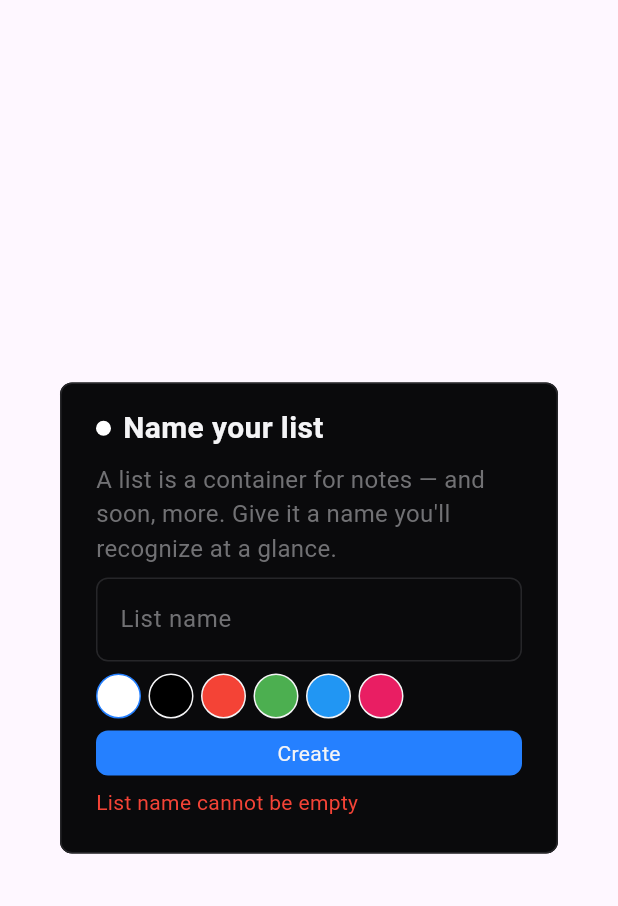
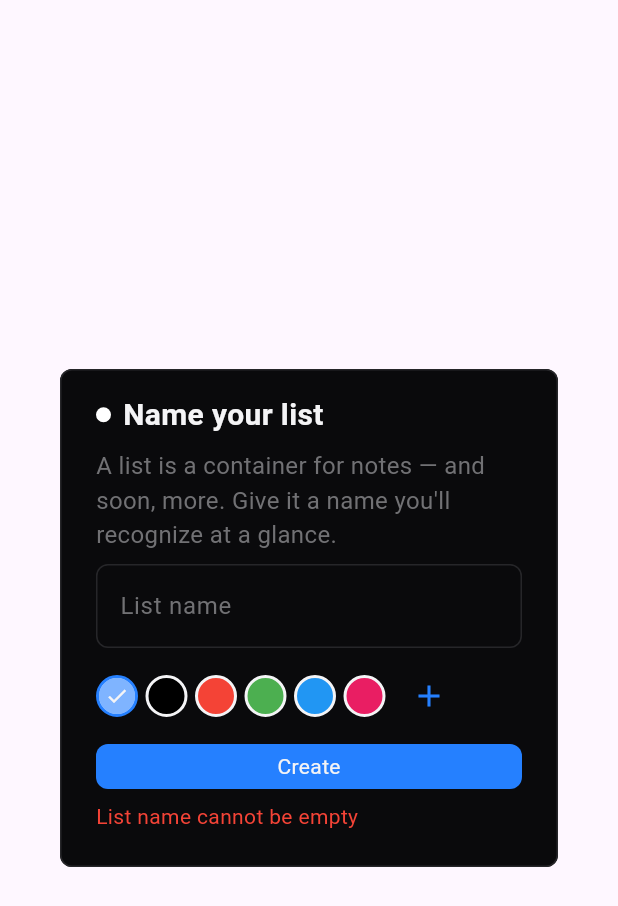
Before and after one commit to hazemxiii/ink, a Flutter app: the AddListDialog widget shown alone on an empty page, opened directly, after a tap on "Create", on a phone screen of 412 x 824 dp. Shown: the top 906 px of the screen. Run offline on Flutter 3.47's test engine with Material 3 defaults, Android fonts, the phone set to English and light mode, and no system bars; our stand-ins replace flutter_riverpod, go_router, shared_preferences, shimmer; missing offline and left inert: flex_color_picker; accounts and stored records are empty.

Commit message:
checkpoint: update_list

```diff
--- a/lib/features/lists/data/models/ink_list.dart
+++ b/lib/features/lists/data/models/ink_list.dart
@@ -58,6 +58,7 @@ class InkList {
   InkList copyWith({
     String? id,
     String? name,
+    Color? color,
     List<Note>? notes,
     DateTime? createdAt,
     DateTime? updatedAt,
@@ -65,6 +66,7 @@ class InkList {
     return InkList(
       id: id ?? _id,
       name: name ?? _name,
+      color: color ?? _color,
       notes: notes ?? _notes,
       createdAt: createdAt ?? _createdAt,
       updatedAt: updatedAt ?? _updatedAt,
--- a/lib/features/lists/presentation/ui/add_list_dialog/add_list_dialog.dart
+++ b/lib/features/lists/presentation/ui/add_list_dialog/add_list_dialog.dart
@@ -5,6 +5,8 @@ import 'package:ink/core/widgets/ink_button.dart';
 import 'package:ink/core/widgets/text_input.dart';
 import 'package:ink/features/lists/data/models/ink_list.dart';
 import 'package:ink/features/lists/presentation/ui/add_list_dialog/color_picker_row.dart';
+import 'package:ink/features/lists/presentation/viewmodels/list_viewmodel.dart';
+import 'package:ink/features/lists/presentation/viewmodels/lists_viewmodel.dart';
 
 class AddListDialog extends ConsumerStatefulWidget {
   const AddListDialog({super.key, this.list});
@@ -28,24 +30,6 @@ class _AddListDialogState extends ConsumerState<AddListDialog> {
     if (_isEditing) {
       _nameController.text = widget.list!.name;
     }
-  }
-
-  Future<void> addList() async {
-    if (_isLoading) return;
-    if (_nameController.text.isEmpty) {
-      setState(() {
-        _error = "List name cannot be empty";
-      });
-      return;
-    }
-    setState(() {
-      _isLoading = true;
-      _error = null;
-    });
-    print(_nameController.text);
-    setState(() {
-      _isLoading = false;
-    });
   }
 
   @override
@@ -83,12 +67,11 @@ class _AddListDialogState extends ConsumerState<AddListDialog> {
           ),
           TextInput(
             textInputAction: TextInputAction.done,
-            onSubmitted: (v) => addList(),
+            onSubmitted: (v) => _onSubmit(),
             controller: _nameController,
             label: "List name",
             textC: theme.mainC,
           ),
-          // TODO pick color
           ColorPickerRow(
             selectedColor: _selectedColor,
             onColorChanged: (c) {
@@ -98,8 +81,8 @@ class _AddListDialogState extends ConsumerState<AddListDialog> {
             },
           ),
           InkButton(
-            onTap: addList,
-            text: "Create",
+            onTap: _onSubmit,
+            text: _isEditing ? "Save" : "Create",
             backC: theme.mainC,
             textC: theme.textC,
             isLoading: _isLoading,
@@ -113,4 +96,51 @@ class _AddListDialogState extends ConsumerState<AddListDialog> {
       ),
     );
   }
+
+  Future<void> _onSubmit() async {
+    if (_isLoading) return;
+    if (_nameController.text.isEmpty) {
+      setState(() {
+        _error = "List name cannot be empty";
+      });
+      return;
+    }
+    setState(() {
+      _isLoading = true;
+      _error = null;
+    });
+    try {
+      if (_isEditing) {
+        await ref
+            .read(listViewmodelProvider(widget.list!.id).notifier)
+            .updateList(
+              widget.list!.copyWith(
+                name: _nameController.text,
+                color: _selectedColor,
+              ),
+            );
+      } else {
+        await ref
+            .read(listsViewmodelProvider.notifier)
+            .addList(
+              InkList(
+                name: _nameController.text,
+                color: _selectedColor,
+                id: '',
+                notes: [],
+                createdAt: DateTime.now(),
+                updatedAt: DateTime.now(),
+              ),
+            );
+      }
+      if (mounted) Navigator.pop(context);
+    } catch (e) {
+      setState(() {
+        _error = e.toString();
+      });
+    }
+    setState(() {
+      _isLoading = false;
+    });
+  }
 }
--- a/lib/features/lists/presentation/ui/add_list_dialog/color_picker_row.dart
+++ b/lib/features/lists/presentation/ui/add_list_dialog/color_picker_row.dart
@@ -1,3 +1,4 @@
+import 'package:flex_color_picker/flex_color_picker.dart';
 import 'package:flutter/material.dart';
 import 'package:flutter_riverpod/flutter_riverpod.dart';
 import 'package:ink/core/viewmodels/theme_viewmodel.dart';
@@ -24,37 +25,107 @@ class _ColorPickerRowState extends ConsumerState<ColorPickerRow> {
     Colors.blue,
     Colors.pink,
   ];
+  Color? _customColor;
+
+  @override
+  void initState() {
+    if (!_colors.contains(widget.selectedColor)) {
+      _customColor = widget.selectedColor;
+    }
+    super.initState();
+  }
+
   @override
   Widget build(BuildContext context) {
-    final theme = ref.watch(themeViewmodelProvider);
     return SingleChildScrollView(
       scrollDirection: Axis.horizontal,
       child: Row(
         spacing: 5,
         children: [
-          ..._colors.map((c) {
+          ..._colors.map(_colorWidget),
+          if (_customColor != null) _colorWidget(_customColor!),
+          _addNewColorButton(),
+        ],
+      ),
+    );
+  }
+
+  Widget _colorWidget(Color c) {
+    final theme = ref.watch(themeViewmodelProvider);
     return InkWell(
       hoverColor: Colors.transparent,
       highlightColor: Colors.transparent,
       splashColor: Colors.transparent,
       onTap: () => widget.onColorChanged(c),
       child: Container(
-                width: 30,
-                height: 30,
+        width: 28,
+        height: 28,
         decoration: BoxDecoration(
           shape: BoxShape.circle,
           color: c,
           border: Border.all(
-                    color: widget.selectedColor == c
-                        ? theme.mainC
-                        : theme.textC,
+            width: 2,
+            color: widget.selectedColor == c ? theme.mainC : theme.textC,
+          ),
+        ),
+        child: Visibility(
+          visible: widget.selectedColor == c,
+          child: Container(
+            decoration: BoxDecoration(
+              color: theme.mainC.withAlpha(150),
+              shape: BoxShape.circle,
+            ),
+            child: Icon(Icons.check, color: theme.textC, size: 16),
           ),
         ),
       ),
     );
-          }),
-        ],
+  }
+
+  Widget _addNewColorButton() {
+    final theme = ref.watch(themeViewmodelProvider);
+    return IconButton(
+      color: theme.mainC,
+      onPressed: () async {
+        final newColor = await _getNewColor();
+        setState(() {
+          if (_colors.contains(newColor)) {
+            widget.onColorChanged(newColor);
+          } else {
+            _customColor = newColor;
+            widget.onColorChanged(_customColor!);
+          }
+        });
+      },
+      icon: const Icon(Icons.add),
+    );
+  }
+
+  Future<Color> _getNewColor() async {
+    final theme = ref.read(themeViewmodelProvider);
+    return await showColorPickerDialog(
+      context,
+      _customColor ?? theme.mainC,
+      backgroundColor: theme.backC,
+      shape: RoundedRectangleBorder(
+        borderRadius: BorderRadius.circular(8),
+        side: BorderSide(color: theme.borderC),
       ),
+      showColorCode: true,
+      colorCodeHasColor: true,
+      actionButtons: ColorPickerActionButtons(
+        dialogOkButtonStyle: ButtonStyle(
+          foregroundColor: WidgetStatePropertyAll(theme.mainC),
+        ),
+        dialogCancelButtonStyle: ButtonStyle(
+          foregroundColor: WidgetStatePropertyAll(theme.textC),
+        ),
+      ),
+      pickersEnabled: <ColorPickerType, bool>{
+        ColorPickerType.wheel: true,
+        ColorPickerType.accent: false,
+        ColorPickerType.primary: false,
+      },
     );
   }
 }
--- a/pubspec.yaml
+++ b/pubspec.yaml
@@ -42,6 +42,7 @@ dependencies:
   shimmer: ^3.0.0
   fpdart: ^1.2.0
   intl: ^0.20.3
+  flex_color_picker: ^3.8.0
 
 dev_dependencies:
   flutter_test:
```
Also changed, not shown: lib/core/exceptions/ink_exception.dart (added, +9 -0 lines), lib/core/services/api_service.dart (+34 -13 lines), lib/features/lists/data/datasources/remote_lists_datasource.dart (+29 -8 lines), lib/features/lists/data/repositories/lists_repository_impl.dart (+6 -9 lines), lib/features/lists/presentation/ui/list_page/list_header_widget.dart (+15 -0 lines), lib/features/lists/presentation/viewmodels/list_viewmodel.dart (+10 -0 lines), lib/features/lists/presentation/viewmodels/lists_viewmodel.dart (+16 -0 lines), pubspec.lock. Lines whose indentation alone changed are shown as unchanged.
